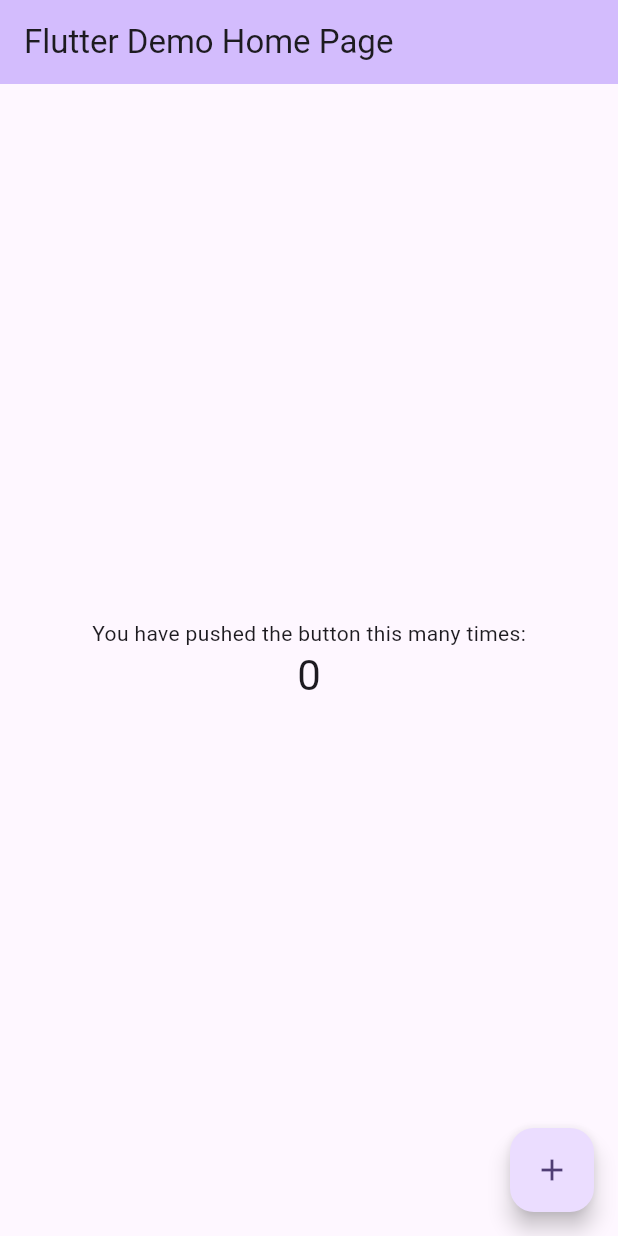
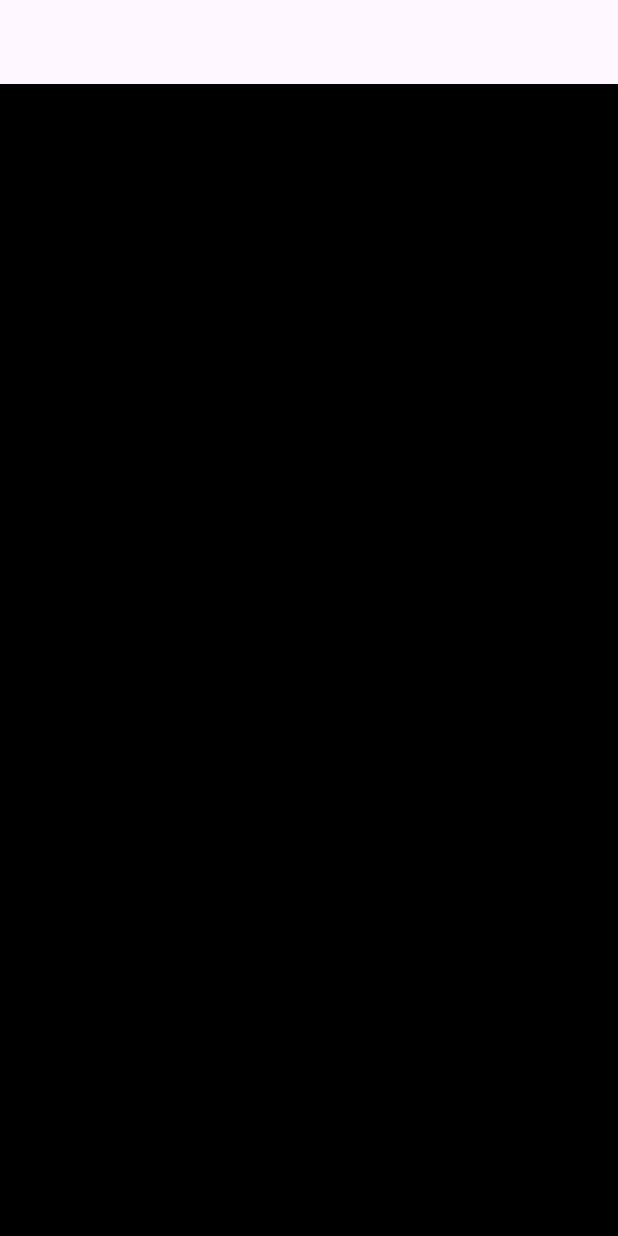
Before and after one commit to Codeibra7eem/iraqbay, a Flutter app: the screen it shows after launch, on a phone screen of 412 x 824 dp. Run offline on Flutter 3.47's test engine with Material 3 defaults, Android fonts, the light colour scheme and no system bars.

Commit message:
Update main.dart

```diff
--- a/lib/main.dart
+++ b/lib/main.dart
@@ -6,32 +6,12 @@
 
 class MyApp extends StatelessWidget {
   const MyApp({super.key});
-
-  // This widget is the root of your application.
   @override
   Widget build(BuildContext context) {
-    return MaterialApp(
-      title: 'Flutter Demo',
-      theme: ThemeData(
-        // This is the theme of your application.
-        //
-        // TRY THIS: Try running your application with "flutter run". You'll see
-        // the application has a purple toolbar. Then, without quitting the app,
-        // try changing the seedColor in the colorScheme below to Colors.green
-        // and then invoke "hot reload" (save your changes or press the "hot
-        // reload" button in a Flutter-supported IDE, or press "r" if you used
-        // the command line to start the app).
-        //
-        // Notice that the counter didn't reset back to zero; the application
-        // state is not lost during the reload. To reset the state, use hot
-        // restart instead.
-        //
-        // This works for code too, not just values: Most code changes can be
-        // tested with just a hot reload.
-        colorScheme: ColorScheme.fromSeed(seedColor: Colors.deepPurple),
-        useMaterial3: true,
-      ),
-      home: const MyHomePage(title: 'Flutter Demo Home Page'),
+    return const MaterialApp(
+      debugShowCheckedModeBanner: false,
+      title: 'IQBay',
+      home: MyHomePage(title: 'IQBay Home Page'),
     );
   }
 }
@@ -39,14 +19,6 @@
 class MyHomePage extends StatefulWidget {
   const MyHomePage({super.key, required this.title});
 
-  // This widget is the home page of your application. It is stateful, meaning
-  // that it has a State object (defined below) that contains fields that affect
-  // how it looks.
-
-  // This class is the configuration for the state. It holds the values (in this
-  // case the title) provided by the parent (in this case the App widget) and
-  // used by the build method of the State. Fields in a Widget subclass are
-  // always marked "final".
 
   final String title;
 
@@ -55,71 +27,15 @@
 }
 
 class _MyHomePageState extends State<MyHomePage> {
-  int _counter = 0;
-
-  void _incrementCounter() {
-    setState(() {
-      // This call to setState tells the Flutter framework that something has
-      // changed in this State, which causes it to rerun the build method below
-      // so that the display can reflect the updated values. If we changed
-      // _counter without calling setState(), then the build method would not be
-      // called again, and so nothing would appear to happen.
-      _counter++;
-    });
-  }
 
   @override
   Widget build(BuildContext context) {
-    // This method is rerun every time setState is called, for instance as done
-    // by the _incrementCounter method above.
-    //
-    // The Flutter framework has been optimized to make rerunning build methods
-    // fast, so that you can just rebuild anything that needs updating rather
-    // than having to individually change instances of widgets.
     return Scaffold(
+      backgroundColor: Colors.black,
       appBar: AppBar(
-        // TRY THIS: Try changing the color here to a specific color (to
-        // Colors.amber, perhaps?) and trigger a hot reload to see the AppBar
-        // change color while the other colors stay the same.
-        backgroundColor: Theme.of(context).colorScheme.inversePrimary,
-        // Here we take the value from the MyHomePage object that was created by
-        // the App.build method, and use it to set our appbar title.
-        title: Text(widget.title),
       ),
-      body: Center(
-        // Center is a layout widget. It takes a single child and positions it
-        // in the middle of the parent.
-        child: Column(
-          // Column is also a layout widget. It takes a list of children and
-          // arranges them vertically. By default, it sizes itself to fit its
-          // children horizontally, and tries to be as tall as its parent.
-          //
-          // Column has various properties to control how it sizes itself and
-          // how it positions its children. Here we use mainAxisAlignment to
-          // center the children vertically; the main axis here is the vertical
-          // axis because Columns are vertical (the cross axis would be
-          // horizontal).
-          //
-          // TRY THIS: Invoke "debug painting" (choose the "Toggle Debug Paint"
-          // action in the IDE, or press "p" in the console), to see the
-          // wireframe for each widget.
-          mainAxisAlignment: MainAxisAlignment.center,
-          children: <Widget>[
-            const Text(
-              'You have pushed the button this many times:',
-            ),
-            Text(
-              '$_counter',
-              style: Theme.of(context).textTheme.headlineMedium,
-            ),
-          ],
-        ),
+      body: const Center(
       ),
-      floatingActionButton: FloatingActionButton(
-        onPressed: _incrementCounter,
-        tooltip: 'Increment',
-        child: const Icon(Icons.add),
-      ), // This trailing comma makes auto-formatting nicer for build methods.
     );
   }
 }
```
